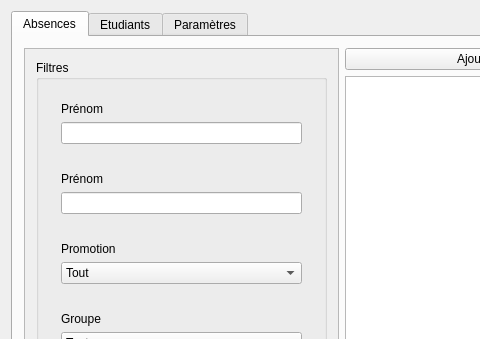
Before: the Qt Designer form Badgeuse/mainwindow.ui in louisthomaspro/badgeuse-polytech, drawn with Qt 5; both pictures show x 0 to 480 and y 0 to 339 of the 1166 by 741 pixel window.
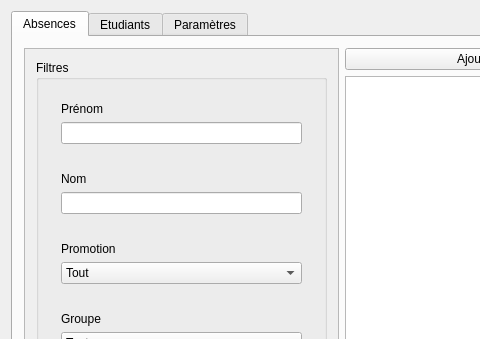
After: the same form once the commit is applied. The open tabs and pages were chosen to show the change.

What changed in the file:
```diff
--- a/Badgeuse/mainwindow.ui
+++ b/Badgeuse/mainwindow.ui
@@ -115,7 +115,7 @@
                     <item>
                      <widget class="QLabel" name="label_5">
                       <property name="text">
-                       <string>Prénom</string>
+                       <string>Nom</string>
                       </property>
                      </widget>
                     </item>
```
Left out of the diff: 10 changed lines with no effect on the pictures.
